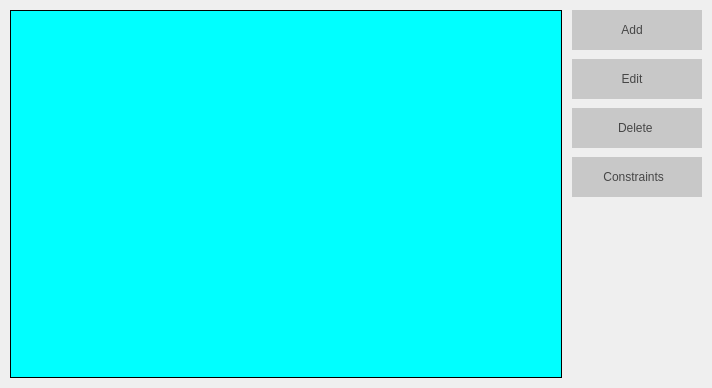
This is Orar/OrarApp/LessonView.ui in alexandrutm/UnivTimetable as Qt 5 draws it before an edit. The edited form follows.
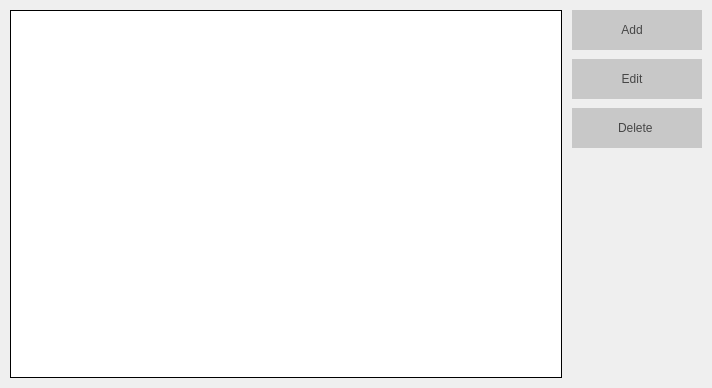
This is the edited form. Icons and pictures are not drawn.

Patch:
```diff
--- a/Orar/OrarApp/LessonView.ui
+++ b/Orar/OrarApp/LessonView.ui
@@ -35,7 +35,7 @@
    <item>
     <widget class="QTableView" name="mTable">
      <property name="styleSheet">
-      <string notr="true">background-color: rgb(0, 255, 255);
+      <string notr="true">
 border: 1px solid;</string>
      </property>
      <property name="frameShape">
@@ -207,44 +207,6 @@
           </property>
          </widget>
         </item>
-        <item>
-         <widget class="QPushButton" name="mConstraints">
-          <property name="minimumSize">
-           <size>
-            <width>0</width>
-            <height>40</height>
-           </size>
-          </property>
-          <property name="layoutDirection">
-           <enum>Qt::RightToLeft</enum>
-          </property>
-          <property name="styleSheet">
-           <string notr="true">QPushButton{
-	font: 75 14pt &quot;Times New Roman&quot;;
-	color: rgb(70, 70, 70);
-	background-color: rgb(200, 200, 200);
-	border: 0px solid;
-}
-
-QPushButton:hover {
-	background-color: rgb(231, 231, 231);
-}</string>
-          </property>
-          <property name="text">
-           <string>Constraints  </string>
-          </property>
-          <property name="icon">
-           <iconset resource="OrarApp.qrc">
-            <normaloff>:/Buttons/img/constr.png</normaloff>:/Buttons/img/constr.png</iconset>
-          </property>
-          <property name="iconSize">
-           <size>
-            <width>18</width>
-            <height>18</height>
-           </size>
-          </property>
-         </widget>
-        </item>
         <item>
          <spacer name="verticalSpacer">
           <property name="orientation">
```
